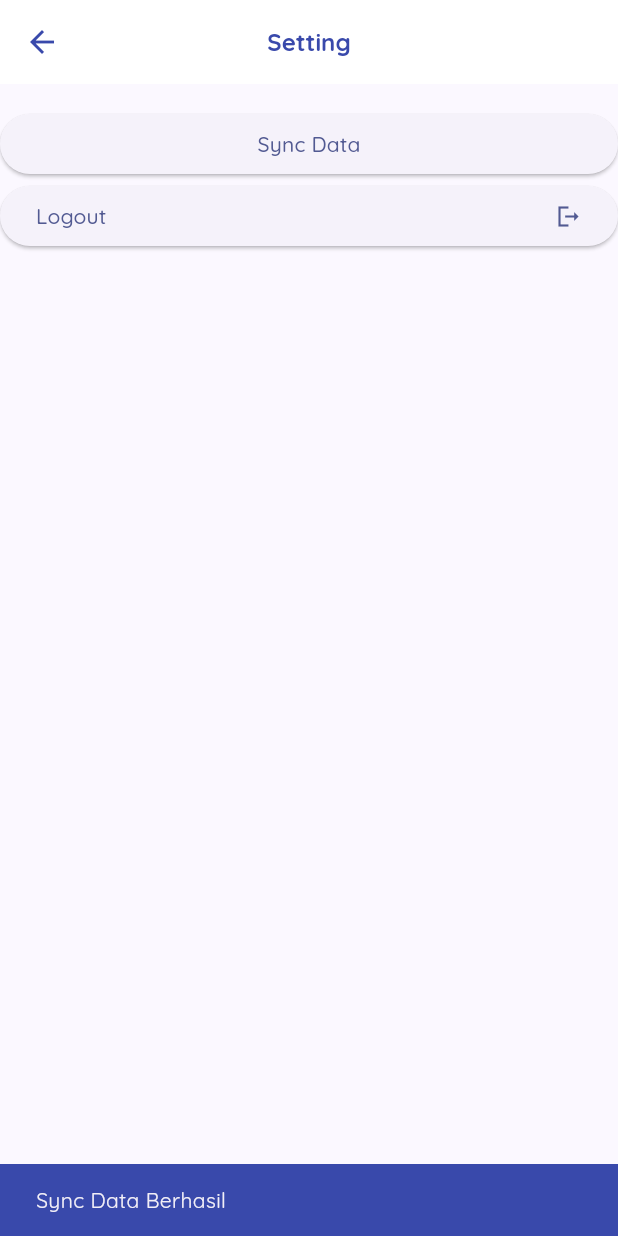
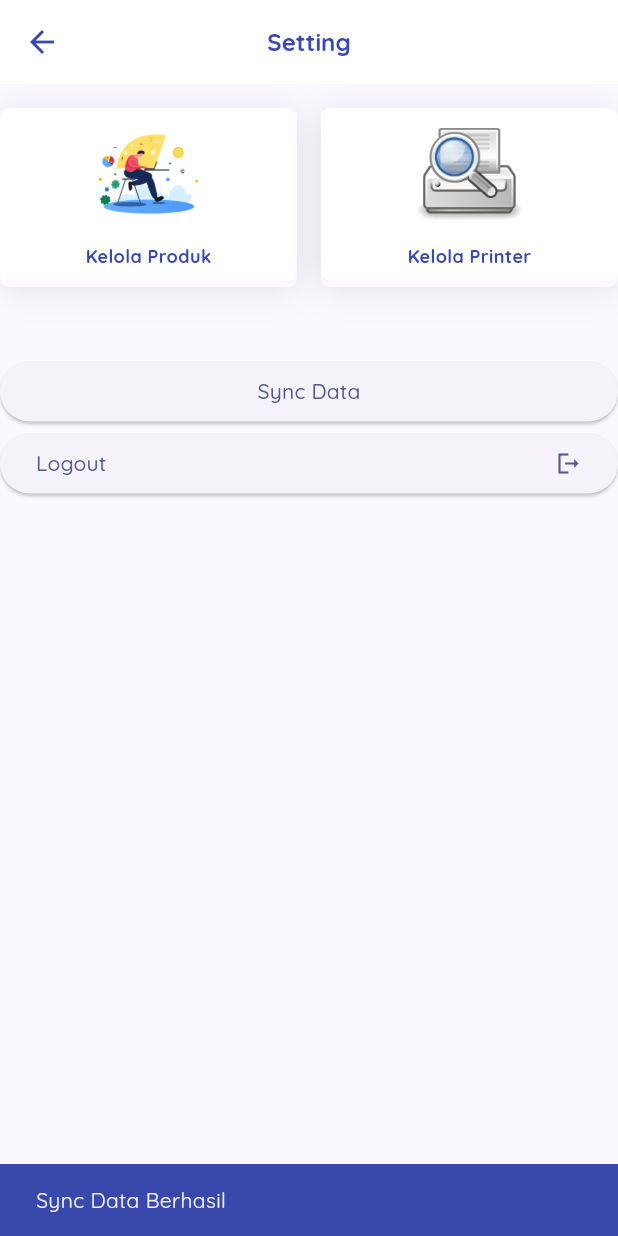
Before and after one commit to setiawanDedi05/pos_bengkel, a Flutter app: the SettingPage screen opened directly, on a phone screen of 412 x 824 dp. Run offline on Flutter 3.47's test engine with Material 3 defaults, Android fonts, the phone set to English and light mode, and no system bars; our stand-ins replace bloc, cached_network_image, dartz, flutter_bloc, flutter_svg, freezed_annotation and 4 more; accounts and stored records are empty.

```diff
--- a/lib/data/datasources/product_local_datasource.dart
+++ b/lib/data/datasources/product_local_datasource.dart
@@ -16,7 +16,7 @@ class ProductLocalDataSource{
 
     return await openDatabase(
       path,
-      version: 1,
+      version: 2,
       onCreate: _createDB
     );
   }
@@ -30,6 +30,8 @@ class ProductLocalDataSource{
         price INTEGER,
         stock INTEGER,
         image TEXT,
+        is_best_seller INTEGER,
+        is_sync INTEGER DEFAULT 0,
         created_at TEXT,
         updated_at TEXT
       )
@@ -59,7 +61,7 @@ class ProductLocalDataSource{
     final db = await instance.database;
     final result = await db.query(tableProduct);
 
-    return result.map((e) => Product.fromMap(e)).toList();
+    return result.map((e) => Product.fromMap(e)).toList().reversed.toList();
   }
 
 }
--- a/lib/data/models/response/products_response_model.dart
+++ b/lib/data/models/response/products_response_model.dart
@@ -35,6 +35,8 @@ class Product {
   final String price;
   final String stock;
   final String image;
+  final bool isBestSeller;
+  final bool isSync;
   final DateTime createdAt;
   final DateTime updatedAt;
 
@@ -45,6 +47,8 @@ class Product {
     required this.price,
     required this.stock,
     required this.image,
+    this.isBestSeller = false,
+    this.isSync = true,
     required this.createdAt,
     required this.updatedAt,
   });
@@ -57,9 +61,11 @@ class Product {
     id: json["id"],
     name: json["name"],
     description: json["description"],
-    price: json["price"],
-    stock: json["stock"],
+    price: json["price"].toString(),
+    stock: json["stock"].toString(),
     image: json["image"],
+    isBestSeller: json["is_best_seller"] == 1 ? true : false,
+    isSync: json["is_sync"] == null ? true : json["is_sync"] == 1 ? true : false,
     createdAt: DateTime.parse(json["created_at"]),
     updatedAt: DateTime.parse(json["updated_at"]),
   );
@@ -71,6 +77,8 @@ class Product {
     "price": price,
     "stock": stock,
     "image": image,
+    "is_best_seller": isBestSeller ? 1 : 0,
+    "is_sync": isSync ? 1 : 0,
     "created_at": createdAt.toIso8601String(),
     "updated_at": updatedAt.toIso8601String(),
   };
--- a/lib/presentation/home/models/product_model.dart
+++ b/lib/presentation/home/models/product_model.dart
@@ -1,17 +1,14 @@
 import 'package:pos_bengkel/core/extensions/int_ext.dart';
-import 'package:pos_bengkel/presentation/home/models/product_category_model.dart';
 
 class ProductModel {
   final String image;
   final String name;
-  final ProductCategoryModel category;
   final int price;
   final int stock;
 
   ProductModel({
     required this.image,
     required this.name,
-    required this.category,
     required this.price,
     required this.stock,
   });
--- a/lib/presentation/setting/pages/setting_page.dart
+++ b/lib/presentation/setting/pages/setting_page.dart
@@ -2,9 +2,14 @@ import 'dart:convert';
 
 import 'package:flutter/material.dart';
 import 'package:flutter_bloc/flutter_bloc.dart';
+import 'package:pos_bengkel/core/assets/assets.gen.dart';
+import 'package:pos_bengkel/core/components/menu_button.dart';
+import 'package:pos_bengkel/core/components/spaces.dart';
 import 'package:pos_bengkel/core/constants/colors.dart';
+import 'package:pos_bengkel/core/extensions/build_context_ext.dart';
 import 'package:pos_bengkel/data/datasources/product_local_datasource.dart';
 import 'package:pos_bengkel/presentation/home/bloc/product/product_bloc.dart';
+import 'package:pos_bengkel/presentation/setting/pages/manage_product_page.dart';
 import '../../../data/datasources/auth_local_datasource.dart';
 import '../../auth/pages/login_page.dart';
 import '../../home/bloc/logout/logout_bloc.dart';
@@ -32,6 +37,26 @@ class _SettingPageState extends State<SettingPage> {
       body: ListView(
         padding: const EdgeInsets.symmetric(vertical: 16),
         children: [
+          Row(
+            children: [
+              MenuButton(
+                iconPath: Assets.images.manageProduct.path,
+                label: 'Kelola Produk',
+                onPressed: () => context.push(const ManageProduct()),
+                isImage: true,
+                size: 72,
+              ),
+              SpaceWidth(16),
+              MenuButton(
+                iconPath: Assets.images.managePrinter.path,
+                label: 'Kelola Printer',
+                onPressed: () {},
+                isImage: true,
+                size: 72,
+              )
+            ],
+          ),
+          SpaceHeight(50),
           BlocConsumer<ProductBloc, ProductState>(
             listener: (context, state) {
               state.maybeMap(
@@ -50,20 +75,19 @@ class _SettingPageState extends State<SettingPage> {
                   });
             },
             builder: (context, state) {
-              return state.maybeWhen(
-                orElse: () {
+              return state.maybeWhen(orElse: () {
                 return ElevatedButton(
                     onPressed: () {
-                        context.read<ProductBloc>().add(const ProductEvent.fetch());
+                      context
+                          .read<ProductBloc>()
+                          .add(const ProductEvent.fetch());
                     },
                     child: const Text("Sync Data"));
-                },
-                loading: (){
+              }, loading: () {
                 return const Center(
                   child: CircularProgressIndicator(),
                 );
-                }
-              );
+              });
             },
           ),
           BlocConsumer<LogoutBloc, LogoutState>(
@@ -78,6 +102,11 @@ class _SettingPageState extends State<SettingPage> {
                       backgroundColor: Colors.red,
                     ),
                   );
+                  Navigator.pushReplacement(
+                      context,
+                      MaterialPageRoute(
+                        builder: (context) => const LoginPage(),
+                      ));
                 },
                 success: (_) {
                   AuthLocalDataSource().removeAuthData();
```
Also changed, not shown: lib/presentation/home/models/product_category_model.dart (deleted, +0 -9 lines), lib/presentation/setting/pages/manage_product_page.dart (added, +57 -0 lines), lib/presentation/setting/widget/product_list_item.dart (added, +76 -0 lines). Lines whose indentation alone changed are shown as unchanged.
